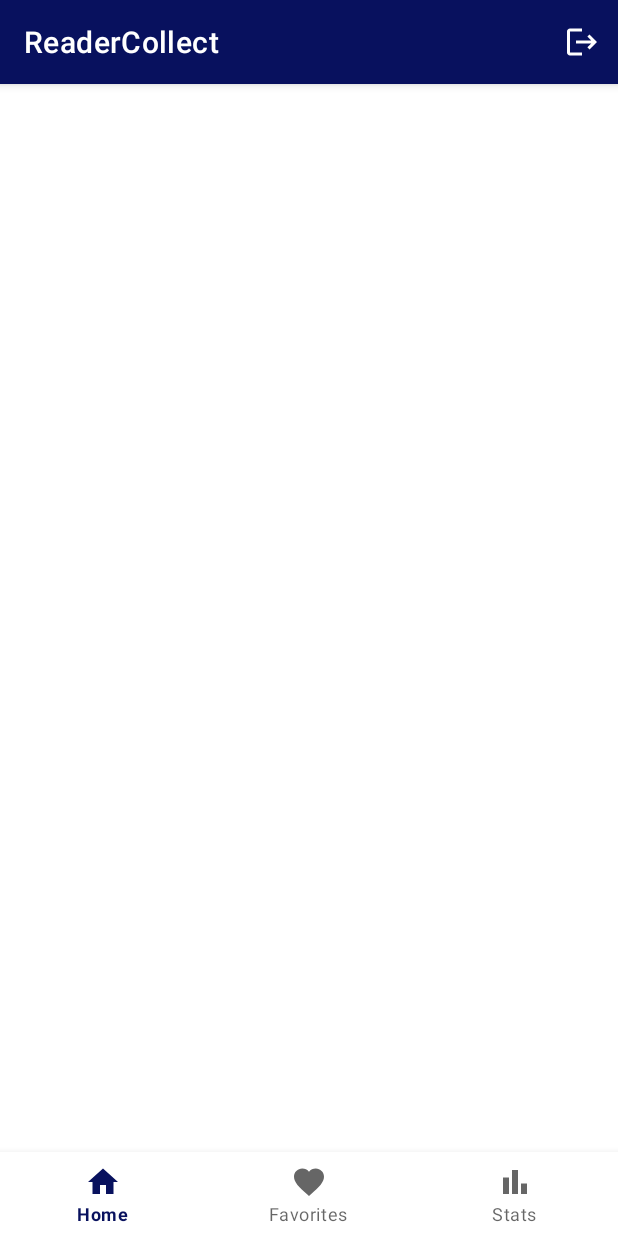
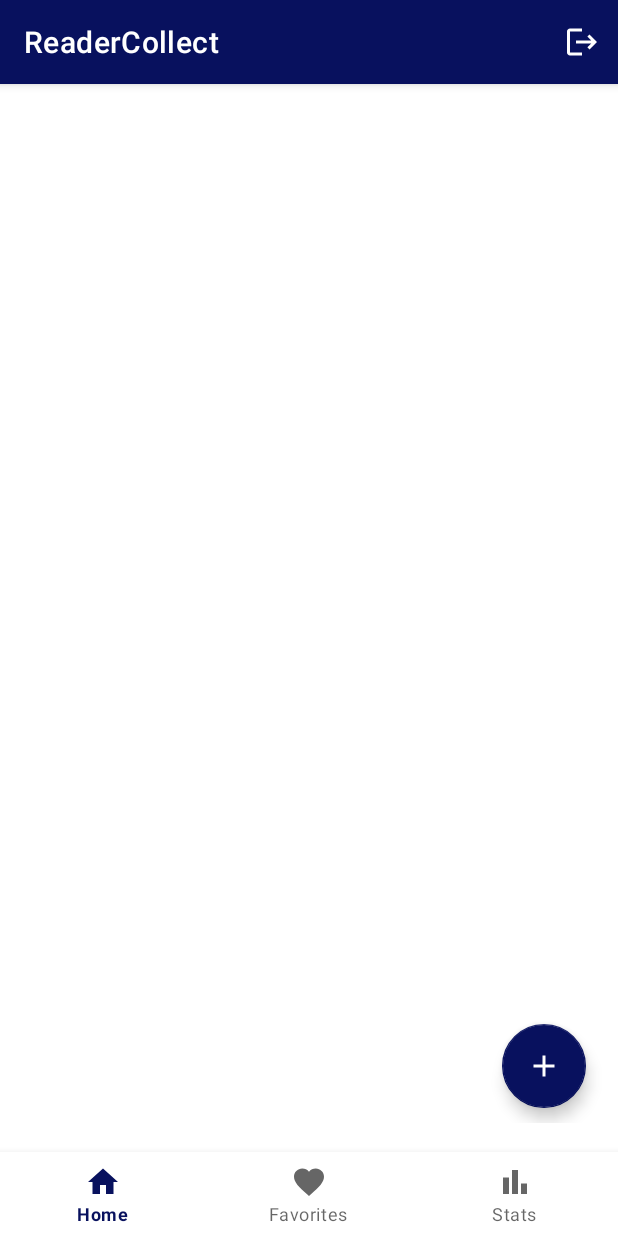
Before and after one commit to niphomahlangu/ReaderCollect, an Android app: the screen it shows after launch once a user with an empty profile is signed in (MainActivity), on a phone screen of 412 x 824 dp. Run offline under Robolectric (Android 15) with nearby library versions, the phone set to English and light mode, and no system bars; our stand-ins replace Firebase (no records; nobody signed in at launch, a user with empty details on screens opened directly).

Commit message:
Modified the home fragment.

```diff
--- a/app/build.gradle
+++ b/app/build.gradle
@@ -23,6 +23,9 @@ android {
             proguardFiles getDefaultProguardFile('proguard-android-optimize.txt'), 'proguard-rules.pro'
         }
     }
+    buildFeatures{
+        viewBinding true
+    }
     compileOptions {
         sourceCompatibility JavaVersion.VERSION_1_8
         targetCompatibility JavaVersion.VERSION_1_8
--- a/app/src/main/java/com/example/readercollect/MainActivity.java
+++ b/app/src/main/java/com/example/readercollect/MainActivity.java
@@ -3,6 +3,9 @@ package com.example.readercollect;
 import androidx.annotation.NonNull;
 import androidx.appcompat.app.AlertDialog;
 import androidx.appcompat.app.AppCompatActivity;
+import androidx.fragment.app.Fragment;
+import androidx.fragment.app.FragmentManager;
+import androidx.fragment.app.FragmentTransaction;
 
 import android.content.DialogInterface;
 import android.content.Intent;
@@ -12,18 +15,37 @@ import android.view.MenuInflater;
 import android.view.MenuItem;
 import android.widget.Toast;
 
+import com.example.readercollect.databinding.ActivityMainBinding;
 import com.google.firebase.auth.FirebaseAuth;
 
 public class MainActivity extends AppCompatActivity {
 
     AlertDialog.Builder builder;
+    ActivityMainBinding binding;
 
     @Override
     protected void onCreate(Bundle savedInstanceState) {
         super.onCreate(savedInstanceState);
-        setContentView(R.layout.activity_main);
+        binding = ActivityMainBinding.inflate(getLayoutInflater());
+        setContentView(binding.getRoot());
+        replaceFragment(new HomeFragment());
 
         builder = new AlertDialog.Builder(MainActivity.this);
+
+        binding.bottomNavigationView.setOnItemSelectedListener(item -> {
+            switch (item.getItemId()){
+                case R.id.item_home:
+                    replaceFragment(new HomeFragment());
+                    break;
+                case R.id.item_favorites:
+                    replaceFragment(new FavoritesFragment());
+                    break;
+                case R.id.item_stats:
+                    replaceFragment(new StatsFragment());
+                    break;
+            }
+            return true;
+        });
 
     }
 
@@ -66,4 +88,11 @@ public class MainActivity extends AppCompatActivity {
                 return super.onOptionsItemSelected(item);
         }
     }
+
+    private void replaceFragment(Fragment fragment){
+        FragmentManager fragmentManager = getSupportFragmentManager();
+        FragmentTransaction fragmentTransaction = fragmentManager.beginTransaction();
+        fragmentTransaction.replace(R.id.frame_layout, fragment);
+        fragmentTransaction.commit();
+    }
 }
--- a/app/src/main/java/com/example/readercollect/StatsFragment.java
+++ b/app/src/main/java/com/example/readercollect/StatsFragment.java
@@ -10,7 +10,6 @@ import android.view.ViewGroup;
 
 
 public class StatsFragment extends Fragment {
-
 
 
     public StatsFragment() {
--- a/app/src/main/res/layout/activity_main.xml
+++ b/app/src/main/res/layout/activity_main.xml
@@ -25,4 +25,5 @@
         app:layout_constraintTop_toTopOf="parent">
 
     </FrameLayout>
+
 </androidx.constraintlayout.widget.ConstraintLayout>
--- a/app/src/main/res/layout/fragment_home.xml
+++ b/app/src/main/res/layout/fragment_home.xml
@@ -1,14 +1,29 @@
 <?xml version="1.0" encoding="utf-8"?>
-<FrameLayout xmlns:android="http://schemas.android.com/apk/res/android"
+<RelativeLayout xmlns:android="http://schemas.android.com/apk/res/android"
     xmlns:tools="http://schemas.android.com/tools"
     android:layout_width="match_parent"
     android:layout_height="match_parent"
+    xmlns:app="http://schemas.android.com/apk/res-auto"
     tools:context=".HomeFragment">
 
-    <!-- TODO: Update blank fragment layout -->
-    <TextView
+    <androidx.recyclerview.widget.RecyclerView
+        android:id="@+id/categoryList"
         android:layout_width="match_parent"
-        android:layout_height="match_parent"
-        android:text="@string/hello_blank_fragment" />
+        android:layout_height="match_parent"/>
 
-</FrameLayout>
+    <com.google.android.material.floatingactionbutton.FloatingActionButton
+        android:id="@+id/btnAddCategory"
+        android:layout_width="wrap_content"
+        android:layout_height="wrap_content"
+        android:layout_alignParentRight="true"
+        android:layout_alignParentBottom="true"
+        android:layout_marginStart="20dp"
+        android:layout_marginTop="20dp"
+        android:layout_marginEnd="20dp"
+        android:layout_marginRight="20dp"
+        android:layout_marginBottom="10dp"
+        android:contentDescription="@string/app_name"
+        android:src="@drawable/ic_add"
+        app:tint="@color/white" />
+
+</RelativeLayout>
```
